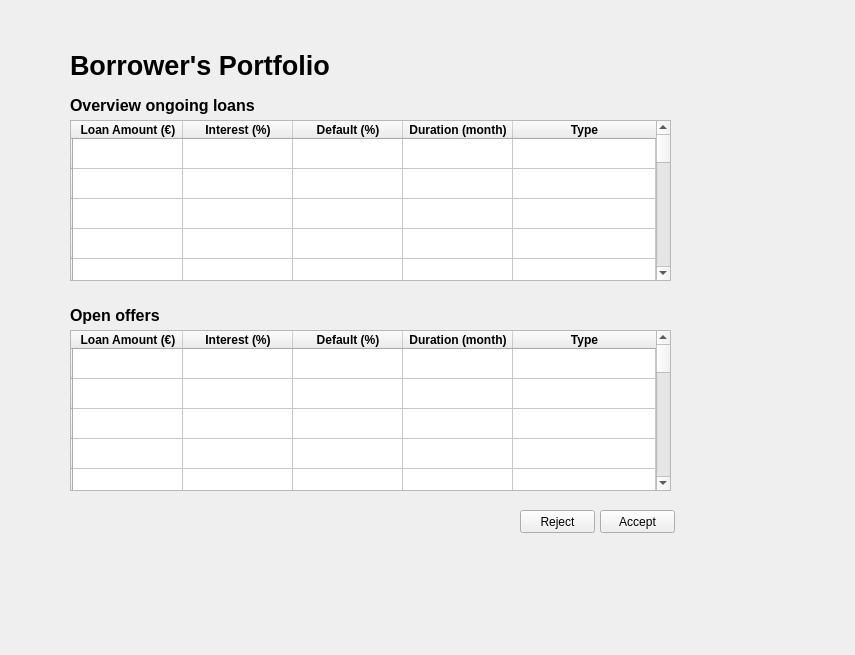
Before: the Qt Designer form ui/mainwindow.ui in Jumba/decentralized-mortgage-market, drawn with Qt 5.
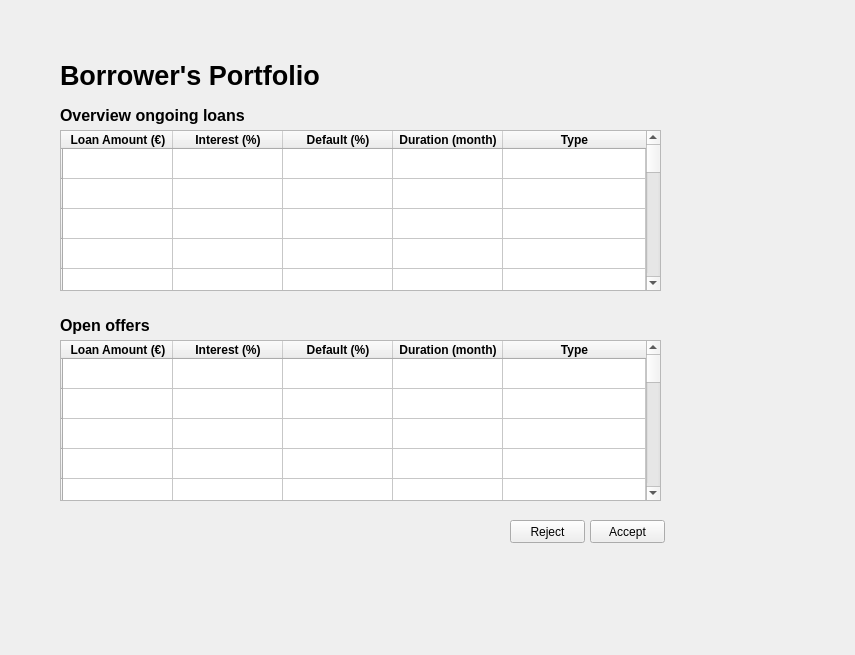
After: the same form once the commit is applied. The open tabs and pages were chosen to show the change.

What changed in the file:
```diff
--- a/ui/mainwindow.ui
+++ b/ui/mainwindow.ui
@@ -748,12 +748,206 @@
     </layout>
    </widget>
   </widget>
-  <widget class="QWidget" name="page_2">
-   <widget class="QLabel" name="open_offers_label">
+  <widget class="QWidget" name="borrowers_portfolio">
+   <widget class="QTableWidget" name="bp_open_offers_table">
     <property name="geometry">
      <rect>
-      <x>70</x>
-      <y>300</y>
+      <x>60</x>
+      <y>340</y>
+      <width>601</width>
+      <height>161</height>
+     </rect>
+    </property>
+    <property name="maximumSize">
+     <size>
+      <width>641</width>
+      <height>16777215</height>
+     </size>
+    </property>
+    <property name="font">
+     <font>
+      <weight>75</weight>
+      <bold>true</bold>
+     </font>
+    </property>
+    <property name="alternatingRowColors">
+     <bool>false</bool>
+    </property>
+    <attribute name="horizontalHeaderDefaultSectionSize">
+     <number>110</number>
+    </attribute>
+    <attribute name="horizontalHeaderStretchLastSection">
+     <bool>true</bool>
+    </attribute>
+    <row>
+     <property name="text">
+      <string/>
+     </property>
+    </row>
+    <row>
+     <property name="text">
+      <string/>
+     </property>
+    </row>
+    <row>
+     <property name="text">
+      <string/>
+     </property>
+    </row>
+    <row>
+     <property name="text">
+      <string/>
+     </property>
+    </row>
+    <row>
+     <property name="text">
+      <string/>
+     </property>
+    </row>
+    <row>
+     <property name="text">
+      <string/>
+     </property>
+    </row>
+    <row>
+     <property name="text">
+      <string/>
+     </property>
+    </row>
+    <row>
+     <property name="text">
+      <string/>
+     </property>
+    </row>
+    <row>
+     <property name="text">
+      <string/>
+     </property>
+    </row>
+    <row>
+     <property name="text">
+      <string/>
+     </property>
+    </row>
+    <row>
+     <property name="text">
+      <string/>
+     </property>
+    </row>
+    <row>
+     <property name="text">
+      <string/>
+     </property>
+    </row>
+    <row>
+     <property name="text">
+      <string/>
+     </property>
+    </row>
+    <row>
+     <property name="text">
+      <string/>
+     </property>
+    </row>
+    <row>
+     <property name="text">
+      <string/>
+     </property>
+    </row>
+    <row>
+     <property name="text">
+      <string/>
+     </property>
+    </row>
+    <row>
+     <property name="text">
+      <string/>
+     </property>
+    </row>
+    <row>
+     <property name="text">
+      <string/>
+     </property>
+    </row>
+    <row>
+     <property name="text">
+      <string/>
+     </property>
+    </row>
+    <column>
+     <property name="text">
+      <string>Loan Amount (€)</string>
+     </property>
+     <property name="font">
+      <font>
+       <weight>75</weight>
+       <bold>true</bold>
+      </font>
+     </property>
+    </column>
+    <column>
+     <property name="text">
+      <string>Interest (%)</string>
+     </property>
+     <property name="font">
+      <font>
+       <weight>75</weight>
+       <bold>true</bold>
+      </font>
+     </property>
+    </column>
+    <column>
+     <property name="text">
+      <string>Default (%)</string>
+     </property>
+     <property name="font">
+      <font>
+       <weight>75</weight>
+       <bold>true</bold>
+      </font>
+     </property>
+    </column>
+    <column>
+     <property name="text">
+      <string>Duration (month)</string>
+     </property>
+     <property name="font">
+      <font>
+       <weight>75</weight>
+       <bold>true</bold>
+      </font>
+     </property>
+    </column>
+    <column>
+     <property name="text">
+      <string>Type</string>
+     </property>
+     <property name="font">
+      <font>
+       <weight>75</weight>
+       <bold>true</bold>
+      </font>
+     </property>
+    </column>
+   </widget>
+   <widget class="QPushButton" name="bp_reject_pushbutton">
+    <property name="geometry">
+     <rect>
+      <x>510</x>
+      <y>520</y>
+      <width>75</width>
+      <height>23</height>
+     </rect>
+    </property>
+    <property name="text">
+     <string>Reject</string>
+    </property>
+   </widget>
+   <widget class="QLabel" name="bp_open_offers_label">
+    <property name="geometry">
+     <rect>
+      <x>60</x>
+      <y>310</y>
       <width>121</width>
       <height>31</height>
      </rect>
@@ -769,393 +963,24 @@
      <string>&lt;html&gt;&lt;head/&gt;&lt;body&gt;&lt;p&gt;&lt;span style=&quot; font-size:12pt;&quot;&gt;Open offers&lt;/span&gt;&lt;/p&gt;&lt;/body&gt;&lt;/html&gt;</string>
     </property>
    </widget>
-   <widget class="QTableWidget" name="tableWidget_open_offeres">
+   <widget class="QPushButton" name="bp_accept_pushbutton">
     <property name="geometry">
      <rect>
-      <x>70</x>
-      <y>330</y>
-      <width>601</width>
-      <height>161</height>
+      <x>590</x>
+      <y>520</y>
+      <width>75</width>
+      <height>23</height>
      </rect>
-    </property>
-    <property name="maximumSize">
-     <size>
-      <width>641</width>
-      <height>16777215</height>
-     </size>
-    </property>
-    <property name="font">
-     <font>
-      <weight>75</weight>
-      <bold>true</bold>
-     </font>
-    </property>
-    <property name="alternatingRowColors">
-     <bool>false</bool>
-    </property>
-    <attribute name="horizontalHeaderDefaultSectionSize">
-     <number>110</number>
-    </attribute>
-    <attribute name="horizontalHeaderStretchLastSection">
-     <bool>true</bool>
-    </attribute>
-    <row>
-     <property name="text">
-      <string/>
-     </property>
-    </row>
-    <row>
-     <property name="text">
-      <string/>
-     </property>
-    </row>
-    <row>
-     <property name="text">
-      <string/>
-     </property>
-    </row>
-    <row>
-     <property name="text">
-      <string/>
-     </property>
-    </row>
-    <row>
-     <property name="text">
-      <string/>
-     </property>
-    </row>
-    <row>
-     <property name="text">
-      <string/>
-     </property>
-    </row>
-    <row>
-     <property name="text">
-      <string/>
-     </property>
-    </row>
-    <row>
-     <property name="text">
-      <string/>
-     </property>
-    </row>
-    <row>
-     <property name="text">
-      <string/>
-     </property>
-    </row>
-    <row>
-     <property name="text">
-      <string/>
-     </property>
-    </row>
-    <row>
-     <property name="text">
-      <string/>
-     </property>
-    </row>
-    <row>
-     <property name="text">
-      <string/>
-     </property>
-    </row>
-    <row>
-     <property name="text">
-      <string/>
-     </property>
-    </row>
-    <row>
-     <property name="text">
-      <string/>
-     </property>
-    </row>
-    <row>
-     <property name="text">
-      <string/>
-     </property>
-    </row>
-    <row>
-     <property name="text">
-      <string/>
-     </property>
-    </row>
-    <row>
-     <property name="text">
-      <string/>
-     </property>
-    </row>
-    <row>
-     <property name="text">
-      <string/>
-     </property>
-    </row>
-    <row>
-     <property name="text">
-      <string/>
-     </property>
-    </row>
-    <column>
-     <property name="text">
-      <string>Loan Amount (€)</string>
-     </property>
-     <property name="font">
-      <font>
-       <weight>75</weight>
-       <bold>true</bold>
-      </font>
-     </property>
-    </column>
-    <column>
-     <property name="text">
-      <string>Interest (%)</string>
-     </property>
-     <property name="font">
-      <font>
-       <weight>75</weight>
-       <bold>true</bold>
-      </font>
-     </property>
-    </column>
-    <column>
-     <property name="text">
-      <string>Default (%)</string>
-     </property>
-     <property name="font">
-      <font>
-       <weight>75</weight>
-       <bold>true</bold>
-      </font>
-     </property>
-    </column>
-    <column>
-     <property name="text">
-      <string>Duration (month)</string>
-     </property>
-     <property name="font">
-      <font>
-       <weight>75</weight>
-       <bold>true</bold>
-      </font>
-     </property>
-    </column>
-    <column>
-     <property name="text">
-      <string>Type</string>
-     </property>
-     <property name="font">
-      <font>
-       <weight>75</weight>
-       <bold>true</bold>
-      </font>
-     </property>
-    </column>
-   </widget>
-   <widget class="QTableWidget" name="tableWidget_ongoing_loans">
-    <property name="geometry">
-     <rect>
-      <x>70</x>
-      <y>120</y>
-      <width>601</width>
-      <height>161</height>
-     </rect>
-    </property>
-    <property name="maximumSize">
-     <size>
-      <width>641</width>
-      <height>16777215</height>
-     </size>
-    </property>
-    <property name="font">
-     <font>
-      <weight>75</weight>
-      <bold>true</bold>
-     </font>
-    </property>
-    <property name="alternatingRowColors">
-     <bool>false</bool>
-    </property>
-    <attribute name="horizontalHeaderDefaultSectionSize">
-     <number>110</number>
-    </attribute>
-    <attribute name="horizontalHeaderStretchLastSection">
-     <bool>true</bool>
-    </attribute>
-    <row>
-     <property name="text">
-      <string/>
-     </property>
-    </row>
-    <row>
-     <property name="text">
-      <string/>
-     </property>
-    </row>
-    <row>
-     <property name="text">
-      <string/>
-     </property>
-    </row>
-    <row>
-     <property name="text">
-      <string/>
-     </property>
-    </row>
-    <row>
-     <property name="text">
-      <string/>
-     </property>
-    </row>
-    <row>
-     <property name="text">
-      <string/>
-     </property>
-    </row>
-    <row>
-     <property name="text">
-      <string/>
-     </property>
-    </row>
-    <row>
-     <property name="text">
-      <string/>
-     </property>
-    </row>
-    <row>
-     <property name="text">
-      <string/>
-     </property>
-    </row>
-    <row>
-     <property name="text">
-      <string/>
-     </property>
-    </row>
-    <row>
-     <property name="text">
-      <string/>
-     </property>
-    </row>
-    <row>
-     <property name="text">
-      <string/>
-     </property>
-    </row>
-    <row>
-     <property name="text">
-      <string/>
-     </property>
-    </row>
-    <row>
-     <property name="text">
-      <string/>
-     </property>
-    </row>
-    <row>
-     <property name="text">
-      <string/>
-     </property>
-    </row>
-    <row>
-     <property name="text">
-      <string/>
-     </property>
-    </row>
-    <row>
-     <property name="text">
-      <string/>
-     </property>
-    </row>
-    <row>
-     <property name="text">
-      <string/>
-     </property>
-    </row>
-    <row>
-     <property name="text">
-      <string/>
-     </property>
-    </row>
-    <column>
-     <property name="text">
-      <string>Loan Amount (€)</string>
-     </property>
-     <property name="font">
-      <font>
-       <weight>75</weight>
-       <bold>true</bold>
-      </font>
-     </property>
-    </column>
-    <column>
-     <property name="text">
-      <string>Interest (%)</string>
-     </property>
-     <property name="font">
-      <font>
-       <weight>75</weight>
-       <bold>true</bold>
-      </font>
-     </property>
-    </column>
-    <column>
-     <property name="text">
-      <string>Default (%)</string>
-     </property>
-     <property name="font">
-      <font>
-       <weight>75</weight>
-       <bold>true</bold>
-      </font>
-     </property>
-    </column>
-    <column>
-     <property name="text">
-      <string>Duration (month)</string>
-     </property>
-     <property name="font">
-      <font>
-       <weight>75</weight>
-       <bold>true</bold>
-      </font>
-     </property>
-    </column>
-    <column>
-     <property name="text">
-      <string>Type</string>
-     </property>
-     <property name="font">
-      <font>
-       <weight>75</weight>
-       <bold>true</bold>
-      </font>
-     </property>
-    </column>
-   </widget>
-   <widget class="QLabel" name="borrowers_portfolio_label">
-    <property name="geometry">
-     <rect>
-      <x>70</x>
-      <y>50</y>
-      <width>311</width>
-      <height>31</height>
-     </rect>
-    </property>
-    <property name="font">
-     <font>
-      <pointsize>20</pointsize>
-      <weight>75</weight>
-      <bold>true</bold>
-     </font>
     </property>
     <property name="text">
-     <string>Borrower's Portfolio</string>
+     <string>Accept</string>
     </property>
    </widget>
    <widget class="QLabel" name="ongoing_loans_label">
     <property name="geometry">
      <rect>
-      <x>70</x>
-      <y>90</y>
+      <x>60</x>
+      <y>100</y>
       <width>231</width>
       <height>31</height>
      </rect>
@@ -1171,31 +996,206 @@
      <string>&lt;html&gt;&lt;head/&gt;&lt;body&gt;&lt;p&gt;&lt;span style=&quot; font-weight:600;&quot;&gt;Overview ongoing loans&lt;/span&gt;&lt;/p&gt;&lt;/body&gt;&lt;/html&gt;</string>
     </property>
    </widget>
-   <widget class="QPushButton" name="accept_push_button">
+   <widget class="QLabel" name="bp_title_label">
     <property name="geometry">
      <rect>
-      <x>600</x>
-      <y>510</y>
-      <width>75</width>
-      <height>23</height>
+      <x>60</x>
+      <y>60</y>
+      <width>311</width>
+      <height>31</height>
      </rect>
     </property>
+    <property name="font">
+     <font>
+      <pointsize>20</pointsize>
+      <weight>75</weight>
+      <bold>true</bold>
+     </font>
+    </property>
     <property name="text">
-     <string>Accept</string>
+     <string>Borrower's Portfolio</string>
     </property>
    </widget>
-   <widget class="QPushButton" name="reject_push_button">
+   <widget class="QTableWidget" name="bp_ongoing_loans_table">
     <property name="geometry">
      <rect>
-      <x>520</x>
-      <y>510</y>
-      <width>75</width>
-      <height>23</height>
+      <x>60</x>
+      <y>130</y>
+      <width>601</width>
+      <height>161</height>
      </rect>
     </property>
-    <property name="text">
-     <string>Reject</string>
+    <property name="maximumSize">
+     <size>
+      <width>641</width>
+      <height>16777215</height>
+     </size>
     </property>
+    <property name="font">
+     <font>
+      <weight>75</weight>
+      <bold>true</bold>
+     </font>
+    </property>
+    <property name="alternatingRowColors">
+     <bool>false</bool>
+    </property>
+    <attribute name="horizontalHeaderDefaultSectionSize">
+     <number>110</number>
+    </attribute>
+    <attribute name="horizontalHeaderStretchLastSection">
+     <bool>true</bool>
+    </attribute>
+    <row>
+     <property name="text">
+      <string/>
+     </property>
+    </row>
+    <row>
+     <property name="text">
+      <string/>
+     </property>
+    </row>
+    <row>
+     <property name="text">
+      <string/>
+     </property>
+    </row>
+    <row>
+     <property name="text">
+      <string/>
+     </property>
+    </row>
+    <row>
+     <property name="text">
+      <string/>
+     </property>
+    </row>
+    <row>
+     <property name="text">
+      <string/>
+     </property>
+    </row>
+    <row>
+     <property name="text">
+      <string/>
+     </property>
+    </row>
+    <row>
+     <property name="text">
+      <string/>
+     </property>
+    </row>
+    <row>
+     <property name="text">
+      <string/>
+     </property>
+    </row>
+    <row>
+     <property name="text">
+      <string/>
+     </property>
+    </row>
+    <row>
+     <property name="text">
+      <string/>
+     </property>
+    </row>
+    <row>
+     <property name="text">
+      <string/>
+     </property>
+    </row>
+    <row>
+     <property name="text">
+      <string/>
+     </property>
+    </row>
+    <row>
+     <property name="text">
+      <string/>
+     </property>
+    </row>
+    <row>
+     <property name="text">
+      <string/>
+     </property>
+    </row>
+    <row>
+     <property name="text">
+      <string/>
+     </property>
+    </row>
+    <row>
+     <property name="text">
+      <string/>
+     </property>
+    </row>
+    <row>
+     <property name="text">
+      <string/>
+     </property>
+    </row>
+    <row>
+     <property name="text">
+      <string/>
+     </property>
+    </row>
+    <column>
+     <property name="text">
+      <string>Loan Amount (€)</string>
+     </property>
+     <property name="font">
+      <font>
+       <weight>75</weight>
+       <bold>true</bold>
+      </font>
+     </property>
+    </column>
+    <column>
+     <property name="text">
+      <string>Interest (%)</string>
+     </property>
+     <property name="font">
+      <font>
+       <weight>75</weight>
+       <bold>true</bold>
+      </font>
+     </property>
+    </column>
+    <column>
+     <property name="text">
+      <string>Default (%)</string>
+     </property>
+     <property name="font">
+      <font>
+       <weight>75</weight>
+       <bold>true</bold>
+      </font>
+     </property>
+    </column>
+    <column>
+     <property name="text">
+      <string>Duration (month)</string>
+     </property>
+     <property name="font">
+      <font>
+       <weight>75</weight>
+       <bold>true</bold>
+      </font>
+     </property>
+    </column>
+    <column>
+     <property name="text">
+      <string>Type</string>
+     </property>
+     <property name="font">
+      <font>
+       <weight>75</weight>
+       <bold>true</bold>
+      </font>
+     </property>
+    </column>
    </widget>
   </widget>
   <widget class="QWidget" name="page_3">
```
Left out of the diff: 2386 changed lines with no effect on the pictures.
